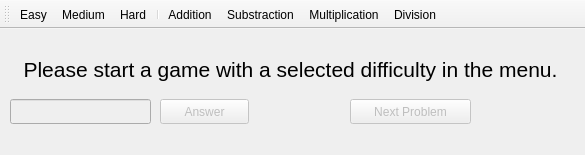
Before: the Qt Designer form Math_Game/mainwindow.ui in JayHacks2017-SC-BI-TD-BQ/Math-Game, drawn with Qt 5.
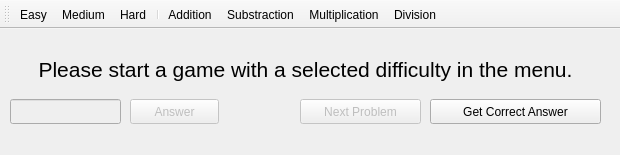
After: the same form once the commit is applied.

Commit message: GitEZPush.sh

```diff
--- a/Math_Game/mainwindow.ui
+++ b/Math_Game/mainwindow.ui
@@ -6,7 +6,7 @@
    <rect>
     <x>0</x>
     <y>0</y>
-    <width>585</width>
+    <width>620</width>
     <height>155</height>
    </rect>
   </property>
@@ -19,7 +19,7 @@
      <rect>
       <x>10</x>
       <y>10</y>
-      <width>561</width>
+      <width>591</width>
       <height>61</height>
      </rect>
     </property>
@@ -44,7 +44,7 @@
     </property>
     <property name="geometry">
      <rect>
-      <x>160</x>
+      <x>130</x>
       <y>70</y>
       <width>89</width>
       <height>25</height>
@@ -62,7 +62,7 @@
      <rect>
       <x>10</x>
       <y>70</y>
-      <width>141</width>
+      <width>111</width>
       <height>25</height>
      </rect>
     </property>
@@ -70,9 +70,9 @@
    <widget class="QLabel" name="lblCorrect">
     <property name="geometry">
      <rect>
-      <x>260</x>
+      <x>230</x>
       <y>70</y>
-      <width>81</width>
+      <width>61</width>
       <height>21</height>
      </rect>
     </property>
@@ -86,7 +86,7 @@
     </property>
     <property name="geometry">
      <rect>
-      <x>350</x>
+      <x>300</x>
       <y>70</y>
       <width>121</width>
       <height>25</height>
@@ -96,6 +96,19 @@
      <string>Next Problem</string>
     </property>
    </widget>
+   <widget class="QPushButton" name="btnGetCorrectAnswer">
+    <property name="geometry">
+     <rect>
+      <x>430</x>
+      <y>70</y>
+      <width>171</width>
+      <height>25</height>
+     </rect>
+    </property>
+    <property name="text">
+     <string>Get Correct Answer</string>
+    </property>
+   </widget>
   </widget>
   <widget class="QToolBar" name="toolBar">
    <property name="windowTitle">
```
